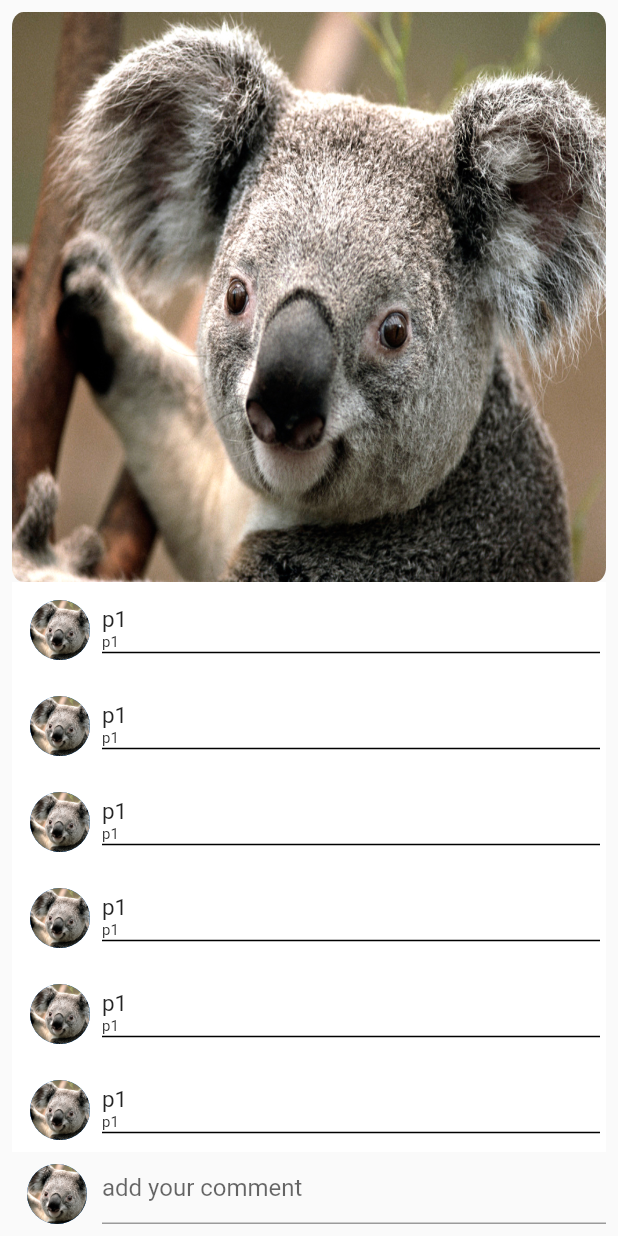
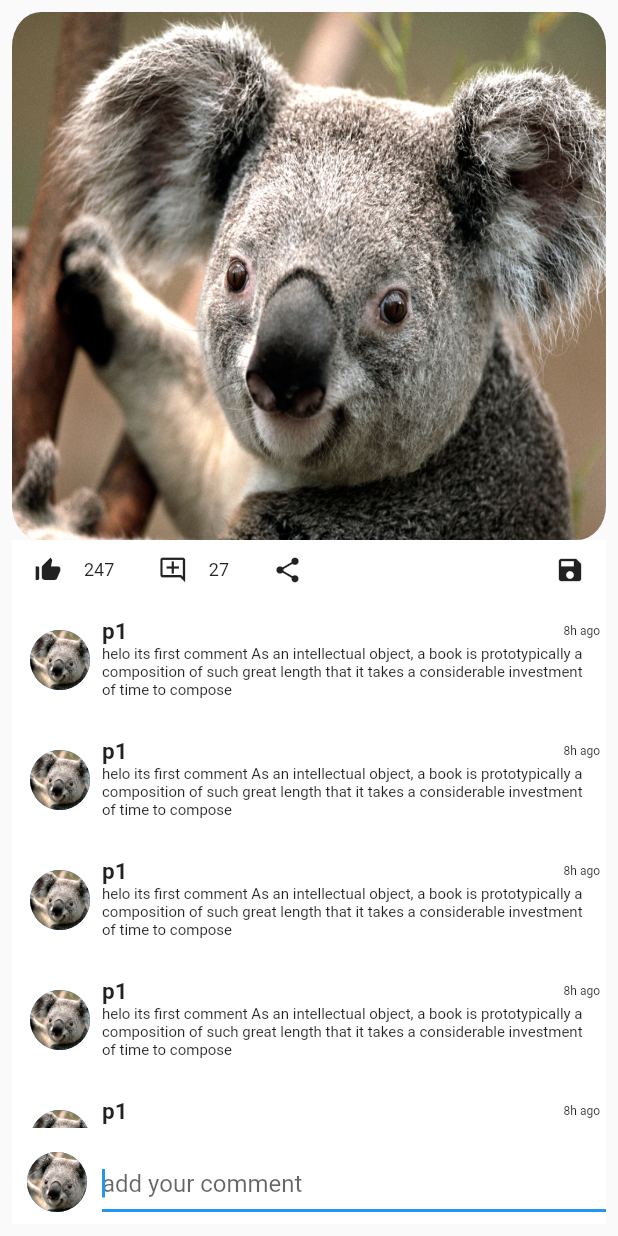
Before and after one commit to Manik400/comment_page, a Flutter app: the screen it shows after launch, on a phone screen of 412 x 824 dp. Run offline on Flutter 3.47's test engine with Material 2 defaults, Android fonts, the phone set to English and light mode, and no system bars.

Commit message:
Update commentsection.dart

```diff
--- a/lib/commentsection.dart
+++ b/lib/commentsection.dart
@@ -1,6 +1,8 @@
+import 'package:flutter/cupertino.dart';
 import 'package:flutter/material.dart';
 
-List<comment> lt = List<comment>.generate(10, (index) =>  comment('p1'));
+List<comment> lt = List<comment>.generate(10, (index) => comment('p1'));
+
 // List<comment> lt =[
 //   comment('p1'),
 //
@@ -16,33 +18,95 @@ class _CommentsectionState extends State<Commentsection> {
   @override
   Widget build(BuildContext context) {
     return Scaffold(
-      body:Padding(
+      body: Padding(
         padding: const EdgeInsets.all(8.0),
         child: Column(
           crossAxisAlignment: CrossAxisAlignment.stretch,
           children: [
-            Expanded(child: Container(decoration: BoxDecoration(
-              borderRadius: BorderRadius.circular(20.0)
-            ),child: FittedBox(fit: BoxFit.fill,child: ClipRRect(borderRadius: BorderRadius.circular(20.0),child: Image(image: AssetImage('asset/Koala.jpg')))))),
+            Expanded(
+                child: Container(
+                    decoration: BoxDecoration(
+                        borderRadius: BorderRadius.circular(20.0)),
+                    child: FittedBox(
+                        fit: BoxFit.fill,
+                        child: ClipRRect(
+                            borderRadius: BorderRadius.circular(50.0),
+                            child:
+                                Image(image: AssetImage('asset/Koala.jpg')))))),
+            Container(
+              height: 40.0,
+              color: Colors.white,
+              child: Expanded(
+                  child: Row(
+                      mainAxisAlignment: MainAxisAlignment.spaceBetween,
+                      children: [
+                    Row(children: [
+                      IconButton(
+                        icon: Icon(
+                          Icons.thumb_up_alt,
+                          size: 20.0,
+                        ),
+                        onPressed: () {},
+                      ),
+                      Text(
+                        '247',
+                        style: TextStyle(fontSize: 12.0),
+                      ),
+                      SizedBox(width: 15.0),
+                      IconButton(
+                        onPressed: () {},
+                        icon: Icon(Icons.add_comment_outlined, size: 20.0),
+                      ),
+                      Text(
+                        '27',
+                        style: TextStyle(fontSize: 12.0),
+                      ),
+                      SizedBox(width: 15.0),
+                      IconButton(
+                        onPressed: () {},
+                        icon: Icon(Icons.share, size: 20.0),
+                      ),
+                    ]),
+                    IconButton(
+                      onPressed: () {},
+                      icon: Icon(Icons.save, size: 20.0),
+                    ),
+                  ])),
+            ),
             Expanded(
               child: ListView(
                 children: lt,
               ),
             ),
-            Row(
+            Container(
+              color: Colors.white,
+              padding: EdgeInsets.only(top: 16.0, bottom: 8.0),
+              child: Row(
                 mainAxisAlignment: MainAxisAlignment.center,
                 crossAxisAlignment: CrossAxisAlignment.end,
                 children: [
-                SizedBox(width: 60,child: CircleAvatar(radius: 20,backgroundImage: AssetImage('asset/Koala.jpg'),)),
+                  SizedBox(
+                      width: 60,
+                      child: CircleAvatar(
+                        radius: 20,
+                        backgroundImage: AssetImage('asset/Koala.jpg'),
+                      )),
                   Expanded(
+                      child: SizedBox(
+                    height: 35.0,
                     child: TextField(
+                      autofocus: true,
                       decoration: InputDecoration(
+                        enabledBorder: OutlineInputBorder(
+                          borderRadius: BorderRadius.circular(50.0),
+                        ),
                         hintText: 'add your comment',
                       ),
                     ),
-                )
+                  ))
                 ],
-            )
+              ),
+            ),
           ],
         ),
       ),
@@ -58,31 +122,51 @@ class comment extends StatelessWidget {
   Widget build(BuildContext context) {
     return Container(
         color: Colors.white,
-      padding: EdgeInsets.all(4.0),
-      child: Row(
+        padding: EdgeInsets.fromLTRB(4.0, 12.0, 4.0, 12.0),
+        child: Column(
+          children: [
+            Row(
               mainAxisAlignment: MainAxisAlignment.start,
-        crossAxisAlignment: CrossAxisAlignment.center,
+              crossAxisAlignment: CrossAxisAlignment.start,
               children: [
                 Padding(
                   padding: const EdgeInsets.all(8.0),
-            child: CircleAvatar(radius: 20,backgroundImage: AssetImage('asset/Koala.jpg'),),
+                  child: CircleAvatar(
+                    radius: 20,
+                    backgroundImage: AssetImage('asset/Koala.jpg'),
+                  ),
                 ),
                 Expanded(
                   child: Column(
                       crossAxisAlignment: CrossAxisAlignment.start,
                       children: [
-                Text(person , style: TextStyle(fontSize: 15.0),),
-                Text(person , style: TextStyle(fontSize: 10.0),),
+                        Row(
+                          mainAxisAlignment: MainAxisAlignment.spaceBetween,
+                          children: [
+                            Text(
+                              person,
+                              style: TextStyle(
+                                  fontSize: 15.0, fontWeight: FontWeight.bold),
+                            ),
+                            Text(
+                              '8h ago',
+                              style: TextStyle(fontSize: 8.0),
+                            ),
+                          ],
+                        ),
+                        Text(
+                          "helo its first comment As an intellectual object, a book is prototypically a composition of such great length that it takes a considerable investment of time to compose ",
+                          style: TextStyle(fontSize: 10.0),
+                        ),
+                      ]),
+                ),
                 Divider(
-                  color: Colors.black,
-                  height: 2.0,
-                  thickness: 1.0,
+                  color: Color(0x9c000000),
+                  height: 10.0,
                 )
               ],
             ),
-          )
           ],
-      ),
-    );
+        ));
   }
 }
```
Lines whose indentation alone changed are shown as unchanged.
